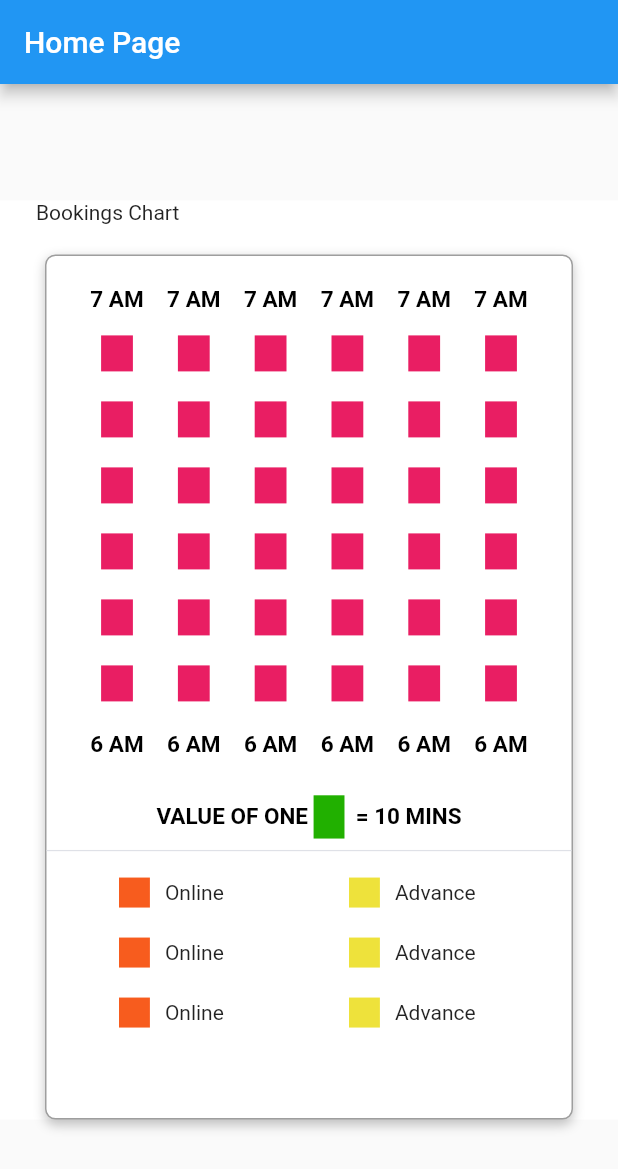
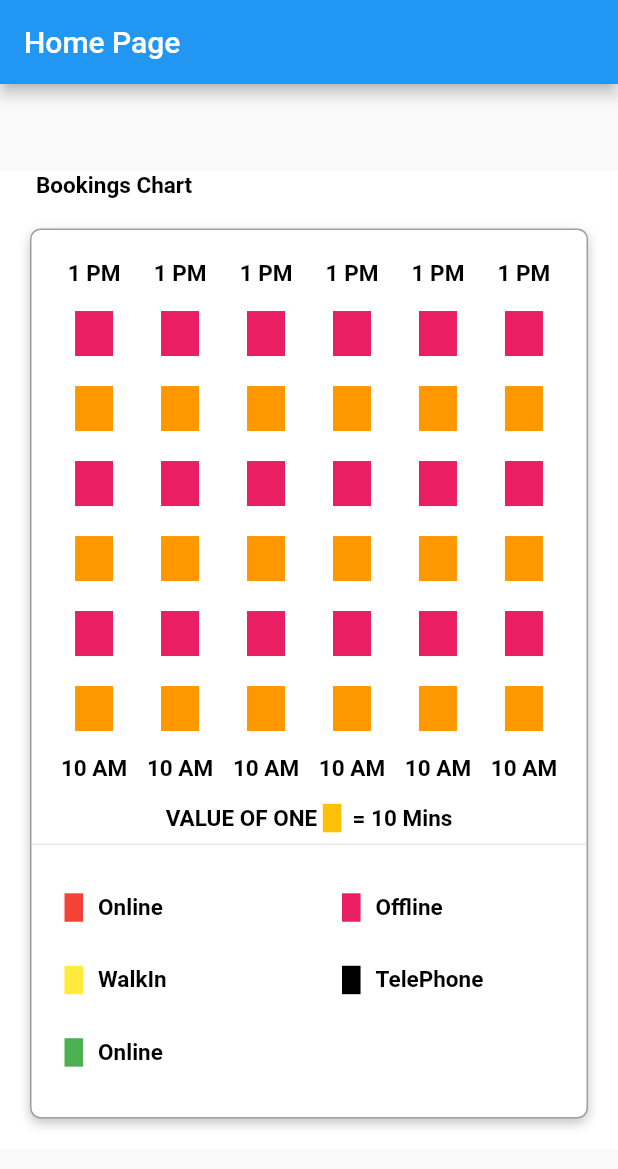
Before and after one commit to zeroappz/stack_chart, a Flutter app: the screen it shows after launch, on a phone screen of 412 x 824 dp. Shown: the top 1169 px of the screen. Run offline on Flutter 3.47's test engine with Material 2 defaults, Android fonts, the phone set to English and light mode, and no system bars; Roboto replaces fonts that are missing (geometric sans-serif).

Commit message:
[Feat]: Dynamic Chart Data with customization II

```diff
--- a/example/lib/main.dart
+++ b/example/lib/main.dart
@@ -30,13 +30,6 @@ class MyHomePage extends StatefulWidget {
 }
 
 class _MyHomePageState extends State<MyHomePage> {
-  int _counter = 0;
-
-  void _incrementCounter() {
-    setState(() {
-      _counter++;
-    });
-  }
 
   @override
   Widget build(BuildContext context) {
@@ -48,7 +41,52 @@ class _MyHomePageState extends State<MyHomePage> {
         child: Column(
           mainAxisAlignment: MainAxisAlignment.center,
           children: <Widget>[
-            MacStackChart(chartTitle: "Bookings Chart"),
+            MacStackChart(
+                chartTitle: "Bookings Chart",
+                dateFormat: "h a",
+                bookedDetails: const [
+                   {"start.time": "2023-02-12 10:00:00", "end.time": "2023-02-12 13:00:00","split_up":[
+                    "impromptu","trymd","impromptu","trymd","impromptu","trymd"
+                   ]},
+                   {"start.time": "2023-02-12 10:00:00", "end.time": "2023-02-12 13:00:00","split_up":[
+                    "impromptu","trymd","impromptu","trymd","impromptu","trymd"
+                   ]},
+                   {"start.time": "2023-02-12 10:00:00", "end.time": "2023-02-12 13:00:00","split_up":[
+                    "impromptu","trymd","impromptu","trymd","impromptu","trymd"
+                   ]},
+                   {"start.time": "2023-02-12 10:00:00", "end.time": "2023-02-12 13:00:00","split_up":[
+                    "impromptu","trymd","impromptu","trymd","impromptu","trymd"
+                   ]},
+                   {"start.time": "2023-02-12 10:00:00", "end.time": "2023-02-12 13:00:00","split_up":[
+                    "impromptu","trymd","impromptu","trymd","impromptu","trymd"
+                   ]},
+                    {"start.time": "2023-02-12 10:00:00", "end.time": "2023-02-12 13:00:00","split_up":[
+                    "impromptu","trymd","impromptu","trymd","impromptu","trymd"
+                   ]},
+                ],
+                onlineData: const [
+                  {"type": "Online", "color": Colors.red},
+                  {"type": "Offline", "color": Colors.pink},
+                  {"type": "WalkIn", "color": Colors.yellow},
+                  {"type": "TelePhone", "color": Colors.black},
+                  {"type": "Online", "color": Colors.green}
+                ],
+                containerHeight: MediaQuery.of(context).size.height * 0.023,
+                containerWidth: MediaQuery.of(context).size.width * 0.03,
+                valueOfOne: const {"time": "10 Mins", "color": Colors.amber},
+                 style: const TextStyle(
+                      fontFamily: "geometric sans-serif" ,
+                      color: Colors.black,
+                      fontSize: 15,
+                      fontWeight: FontWeight.bold,
+                    ),
+
+
+
+
+
+                ),
+
           ],
         ),
       ),
--- a/lib/stack_chart.dart
+++ b/lib/stack_chart.dart
@@ -1,21 +1,37 @@
 library stack_chart;
 
 export 'src/stack_chart_base.dart';
-
+import 'package:intl/intl.dart';
 import 'package:flutter/material.dart';
 
 class MacStackChart extends StatelessWidget {
-  List<dynamic> booked_status = [];
-  final chartTitle;
-  final data = ["impromptu"];
-  MacStackChart({
-    Key? key,
-    this.chartTitle
+  final List<Map<String, dynamic>> bookedDetails;
+  final String chartTitle;
+  final TextStyle? style;
+  final Map<String, dynamic> valueOfOne;
+  final List<Map<String, dynamic>> onlineData;
+  final double? containerHeight;
+  final double? containerWidth;
+  final String? dateFormat;
+
+  MacStackChart(
+      {Key? key,
+      required this.chartTitle,
+      this.style,
+      required this.bookedDetails,
+      required this.onlineData,
+      required this.valueOfOne,
+      this.containerHeight,
+      this.containerWidth,
+      required this.dateFormat
       })
       : super(key: key);
 
+  int columnContainersCount = 6;
+
   @override
   Widget build(BuildContext context) {
+    columnContainersCount = bookedDetails.isEmpty ? 0 : 6;
     return Container(
       decoration: const BoxDecoration(
         color: Colors.white,
@@ -31,17 +47,21 @@ class MacStackChart extends StatelessWidget {
                 Padding(
                   padding: const EdgeInsetsDirectional.fromSTEB(4, 0, 0, 0),
                   child: Text(
-                      this.chartTitle,
+                    chartTitle,
+                    style: style ??
+                        TextStyle(
+                          fontFamily: "geometric sans-serif",
+                          color: Colors.black,
+                          fontSize: 15,
+                          fontWeight: FontWeight.bold,
+                        ),
                   ),
                 ),
               ],
             ),
           ),
           Padding(
-              padding: EdgeInsetsDirectional.fromSTEB(
-                30,20,30,
-                0,
-              ),
+            padding: EdgeInsetsDirectional.all(20),
             child: Material(
               color: const Color(0xFFFFFFFF),
               elevation: 0,
@@ -51,7 +71,15 @@ class MacStackChart extends StatelessWidget {
               child: Padding(
                 padding: const EdgeInsets.symmetric(horizontal: 0),
                 child: Container(
-                    height: MediaQuery.of(context).size.height * 0.70,
+                  height: columnContainersCount == 6
+                      ? MediaQuery.of(context).size.height * 0.72
+                      : columnContainersCount == 5
+                          ? MediaQuery.of(context).size.height * 0.52
+                          : columnContainersCount == 4
+                              ? MediaQuery.of(context).size.height * 0.46
+                              : columnContainersCount == 0
+                                  ? MediaQuery.of(context).size.height * 0.50
+                                  : MediaQuery.of(context).size.height * 0.44,
                   decoration: BoxDecoration(
                     border: Border.all(color: Colors.grey),
                     color: const Color(0xFFFFFFFF),
@@ -70,28 +98,53 @@ class MacStackChart extends StatelessWidget {
                   ),
                   child: Column(
                     children: [
+                      if (bookedDetails.isEmpty) const SizedBox(height: 80),
+                      if (bookedDetails.isEmpty)
+                        Text(
+                          "No data available",
+                          style: style ??
+                              TextStyle(
+                                fontFamily: "geometric sans-serif",
+                                color: Colors.black,
+                                fontSize: 15,
+                                fontWeight: FontWeight.bold,
+                              ),
+                        ),
+                      if (bookedDetails.isEmpty) const SizedBox(height: 80),
                       Padding(
-                          padding: const EdgeInsets.symmetric(horizontal: 5),
+                        padding: const EdgeInsets.symmetric(horizontal: 0),
                         child: SizedBox(
-                            height: MediaQuery.of(context).size.height * 0.40,
+                          height: columnContainersCount == 6
+                              ? MediaQuery.of(context).size.height * 0.44
+                              : columnContainersCount == 5
+                                  ? MediaQuery.of(context).size.height * 0.32
+                                  : columnContainersCount == 4
+                                      ? MediaQuery.of(context).size.height *
+                                          0.26
+                                      : columnContainersCount == 0
+                                          ? MediaQuery.of(context).size.height *
+                                              0.0
+                                          : MediaQuery.of(context).size.height *
+                                              0.23,
                           child: ListView.builder(
                               shrinkWrap: true,
                               scrollDirection: Axis.horizontal,
                               physics: const ClampingScrollPhysics(),
-                                itemCount: 6,
+                              itemCount: bookedDetails.length,
                               itemBuilder: (context, index) {
+                                  String start = DateFormat(dateFormat).format(DateTime.parse(bookedDetails[index]['start.time']));
+                                  String end = DateFormat(dateFormat).format(DateTime.parse(bookedDetails[index]['end.time']));
+
                                 return Column(
                                   children: [
                                     Padding(
-                                        padding: EdgeInsets.fromLTRB(
-                                            0,
-                                            20,
-                                            0,
-                                            0),
+                                      padding: EdgeInsets.fromLTRB(0, 20, 0, 0),
                                       child: Text(
-                                          "7 AM",
-                                          style: TextStyle(
-                                            fontFamily: 'geometric sans-serif',
+                                        end,
+                                        style: style ??
+                                            TextStyle(
+                                              fontFamily:
+                                                  "geometric sans-serif",
                                               color: Colors.black,
                                               fontSize: 15,
                                               fontWeight: FontWeight.bold,
@@ -99,42 +152,42 @@ class MacStackChart extends StatelessWidget {
                                       ),
                                     ),
                                     Container(
-                                        margin: EdgeInsetsDirectional.all(5),
-                                        width:
-                                            MediaQuery.of(context).size.width *
-                                                0.10,
+                                      margin: EdgeInsetsDirectional.all(6),
+                                      width: MediaQuery.of(context).size.width *
+                                          0.11,
                                       child: ListView.builder(
                                         reverse: true,
                                         shrinkWrap: true,
                                         scrollDirection: Axis.vertical,
-                                          physics:
-                                              NeverScrollableScrollPhysics(),
-                                          itemCount: 6,
+                                        physics: NeverScrollableScrollPhysics(),
+                                        itemCount: columnContainersCount,
                                         itemBuilder: (context, index1) {
-                                            return Container(
-                                                margin: EdgeInsetsDirectional.all(10),
-                                                width: MediaQuery.of(context).size.width * 0.06,
-                                                height: 24,
-                                                color: data == 'impromptu'
-                                                    ? Colors.pinkAccent
-                                                    : data == 'Expired'
-                                                        ? Colors.grey
-                                                        : Colors.pink);
-                                            // stackWidget(
-                                            //     "trymd", context);
+                                          if (bookedDetails[index]
+                                                                ['split_up']
+                                                            .length !=
+                                                        0) {
+                                                      try {
+                                                        return stackWidget(context,
+                                                            bookedDetails[index]
+                                                                    ['split_up']
+                                                                [index1]);
+                                                      } catch (e) {
+                                                        return stackWidget(context);
+                                                      }
+                                                    } else {
+                                                      return Container();
+                                                    }
                                         },
                                       ),
                                     ),
                                     Padding(
-                                        padding: EdgeInsets.fromLTRB(
-                                            0,
-                                            5,
-                                            0,
-                                            0),
+                                      padding: EdgeInsets.fromLTRB(0, 0, 0, 0),
                                       child: Text(
-                                          "6 AM",
-                                          style: TextStyle(
-                                            fontFamily: 'geometric sans-serif',
+                                        start,
+                                        style: style ??
+                                            TextStyle(
+                                              fontFamily:
+                                                  "geometric sans-serif",
                                               color: Colors.black,
                                               fontSize: 15,
                                               fontWeight: FontWeight.bold,
@@ -146,17 +199,17 @@ class MacStackChart extends StatelessWidget {
                               }),
                         ),
                       ),
-                        SizedBox(height: 30),
+                      SizedBox(height: 20.0),
                       Row(
                         mainAxisAlignment: MainAxisAlignment.center,
                         children: [
                           Padding(
-                              padding: EdgeInsets.fromLTRB(
-                                  0, 0, 0, 0),
+                            padding: EdgeInsets.fromLTRB(0, 0, 0, 0),
                             child: Text(
                               "VALUE OF ONE ",
-                                style: TextStyle(
-                                  fontFamily: 'geometric sans-serif',
+                              style: style ??
+                                  TextStyle(
+                                    fontFamily: "geometric sans-serif",
                                     color: Colors.black,
                                     fontSize: 15,
                                     fontWeight: FontWeight.bold,
@@ -164,19 +217,21 @@ class MacStackChart extends StatelessWidget {
                             ),
                           ),
                           Container(
-                              width: MediaQuery.of(context).size.width * 0.05,
-                              height: MediaQuery.of(context).size.width * 0.07,
-                              decoration: const BoxDecoration(
-                                color: Color(0xFF21B000),
+                            width: containerWidth ??
+                                MediaQuery.of(context).size.width * 0.03,
+                            height: containerHeight ??
+                                MediaQuery.of(context).size.height * 0.023,
+                            decoration: BoxDecoration(
+                              color: valueOfOne['color'],
                             ),
                           ),
                           Padding(
-                              padding: EdgeInsets.fromLTRB(
-                                  0, 0, 0, 0),
+                            padding: EdgeInsets.fromLTRB(0, 0, 0, 0),
                             child: Text(
-                                "  = 10 MINS",
-                                style: TextStyle(
-                                  fontFamily: 'geometric sans-serif',
+                              "  = ${valueOfOne['time']}",
+                              style: style ??
+                                  TextStyle(
+                                    fontFamily: "geometric sans-serif",
                                     color: Colors.black,
                                     fontSize: 15,
                                     fontWeight: FontWeight.bold,
@@ -191,66 +246,56 @@ class MacStackChart extends StatelessWidget {
                       ),
                       Padding(
                         padding: const EdgeInsets.symmetric(
-                              horizontal: 5, vertical: 0),
+                            horizontal: 12, vertical: 10),
                         child: Column(
                           children: [
-
-
-                              ListView.builder(
-                                          reverse: true,
+                            GridView.builder(
                               shrinkWrap: true,
-                                          scrollDirection: Axis.vertical,
-                                          physics:
-                                              NeverScrollableScrollPhysics(),
-                                          itemCount: 3,
-                                          itemBuilder: (context, index1) {
-                                            return
-                                            Row(
+                              itemCount: onlineData.length,
+                              addAutomaticKeepAlives: false,
+                              addRepaintBoundaries: false,
+                              gridDelegate:
+                                  SliverGridDelegateWithFixedCrossAxisCount(
+                                      crossAxisCount: 2,
+                                      crossAxisSpacing: 24,
+                                      childAspectRatio: (1 / .3),
+                                      mainAxisSpacing: 0),
+                              itemBuilder: (BuildContext context, int index) {
+                                return SizedBox(
+                                    width:
+                                        MediaQuery.of(context).size.width * 0.3,
+                                    child: Row(
                                       mainAxisAlignment:
-                                    MainAxisAlignment.spaceEvenly,
-                                children: [
-                                  SizedBox(
-                                              width: 120,
-                                              child: Row(
+                                          MainAxisAlignment.start,
                                       children: [
                                         Container(
                                             margin:
-                                                          EdgeInsetsDirectional.all(10),
-                                                      width: MediaQuery.of(context)
+                                                const EdgeInsetsDirectional.all(
+                                                    10),
+                                            width: containerWidth ??
+                                                MediaQuery.of(context)
                                                         .size
                                                         .width *
-                                                          0.05,
-                                                      height:
-                                                          20,
-                                                      color: const Color(0xFFF75C1E)),
+                                                    0.03,
+                                            height: containerHeight ??
+                                                MediaQuery.of(context)
+                                                        .size
+                                                        .height *
+                                                    0.023,
+                                            color: onlineData[index]['color']),
                                         Text(
-                                                    "Online",
+                                          onlineData[index]['type'],
+                                          style: style ??
+                                              TextStyle(
+                                                fontFamily:
+                                                    "geometric sans-serif",
+                                                color: Colors.black,
+                                                fontSize: 15,
+                                                fontWeight: FontWeight.bold,
                                               ),
+                                        )
                                       ],
-                                              ),
-                                            ),
-                                            SizedBox(
-                                    width: 120,
-                                    child: Row(
-                                      children: [
-                                        Container(
-                                            margin:
-                                                EdgeInsetsDirectional.all(10),
-                                            width: MediaQuery.of(context)
-                                                    .size
-                                                    .width *
-                                                0.05,
-                                            height:
-                                                20,
-                                            color: const Color.fromARGB(
-                                                255, 238, 226, 59)),
-                                        Text(
-                                          "Advance",
-                                        ),
-                                      ],
-                                    ),
-                                  ),
-                                ],);
+                                    ));
                               },
                             ),
                           ],
@@ -267,11 +312,11 @@ class MacStackChart extends StatelessWidget {
     );
   }
 
-  Widget stackWidget(data, context) {
+  Widget stackWidget( context,[data]) {
     return Container(
         margin: EdgeInsetsDirectional.all(10),
-        width: MediaQuery.of(context).size.width * 0.06,
-        height: 24,
+        width: MediaQuery.of(context).size.width,
+        height: 30,
         color: data == 'impromptu'
             ? Colors.orange
             : data == 'Expired'
--- a/pubspec.yaml
+++ b/pubspec.yaml
@@ -14,7 +14,7 @@ environment:
 dependencies:
   flutter:
     sdk: flutter
-  date_format: ^2.0.5
+  intl: ^0.18.1
 
 dev_dependencies:
   lints: ^2.0.0
```
Lines whose indentation alone changed are shown as unchanged.
